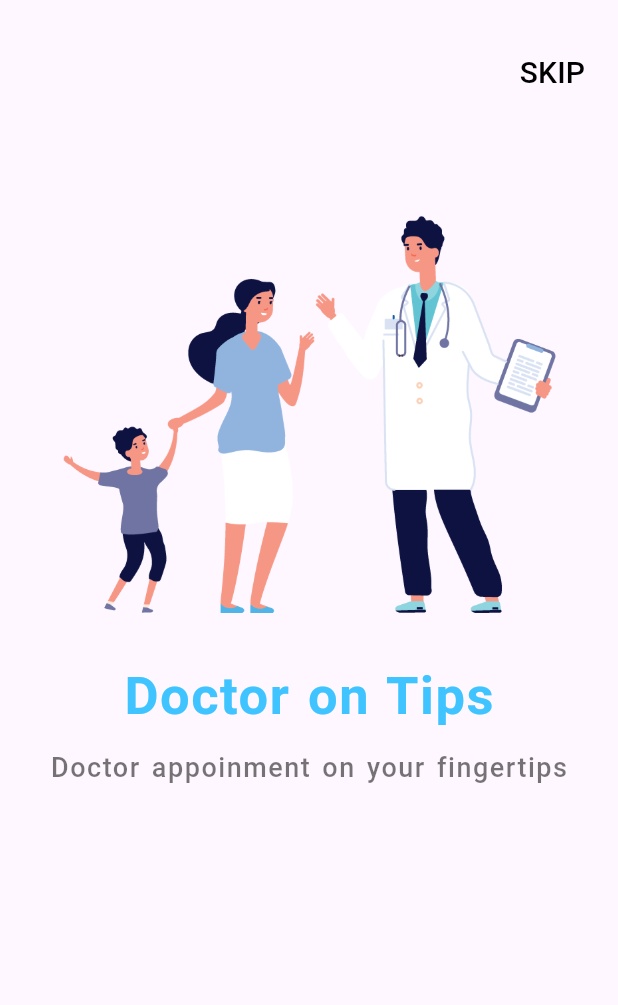
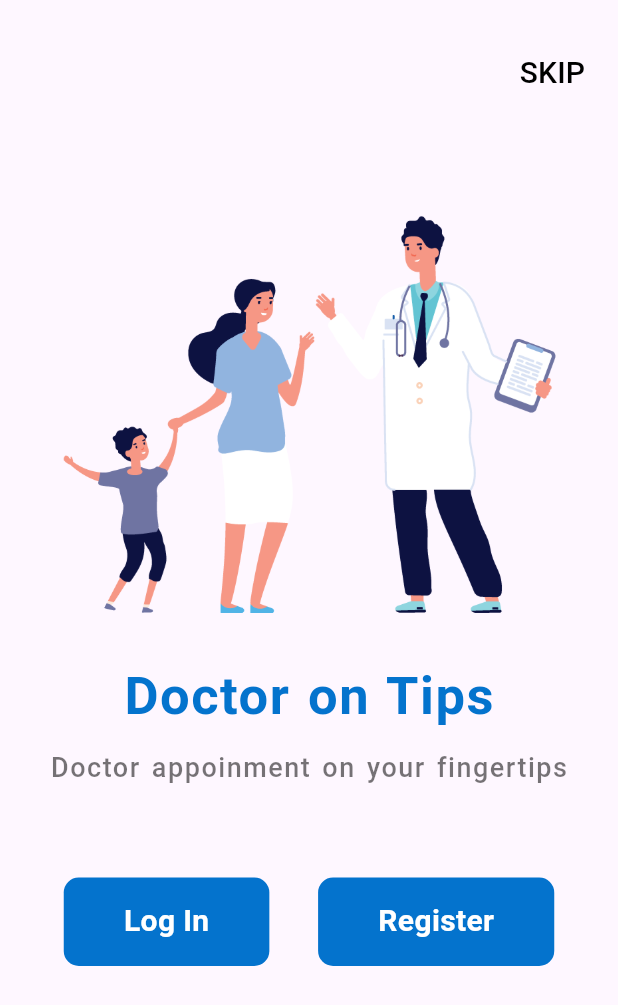
Before and after one commit to anoopbajpaipublic/drontips, a Flutter app: the screen it shows after launch, on a phone screen of 412 x 824 dp. Shown: the top 1005 px of the screen. Run offline on Flutter 3.47's test engine with Material 3 defaults, Android fonts, the light colour scheme and no system bars.

Commit message:
fix: [ANP-3] upto registration screen completed
fix: [ANP-3] upto registration screen completed

```diff
--- a/analysis_options.yaml
+++ b/analysis_options.yaml
@@ -7,7 +7,7 @@
 
 # The following line activates a set of recommended lints for Flutter apps,
 # packages, and plugins designed to encourage good coding practices.
-include: package:flutter_lints/flutter.yaml
+# include: package:flutter_lints/flutter.yaml
 
 linter:
   # The lint rules applied to this project can be customized in the
--- a/lib/main.dart
+++ b/lib/main.dart
@@ -1,3 +1,4 @@
+import 'package:drontips/screens/login_screen.dart';
 import 'package:drontips/screens/welcome_screen.dart';
 import 'package:flutter/material.dart';
 
@@ -11,9 +12,7 @@ class MyApp extends StatelessWidget {
   // This widget is the root of your application.
   @override
   Widget build(BuildContext context) {
-    return const MaterialApp(
-      debugShowCheckedModeBanner: false,
-      home: WelcomeScreen(),
-    );
+    return MaterialApp(
+        debugShowCheckedModeBanner: false, home: WelcomeScreen());
   }
 }
--- a/lib/screens/welcome_screen.dart
+++ b/lib/screens/welcome_screen.dart
@@ -1,3 +1,5 @@
+import 'package:drontips/screens/login_screen.dart';
+import 'package:drontips/screens/register_screen.dart';
 import 'package:flutter/material.dart';
 
 class WelcomeScreen extends StatelessWidget {
@@ -31,13 +33,13 @@ class WelcomeScreen extends StatelessWidget {
               Text(
                 "Doctor on Tips",
                 style: TextStyle(
-                    color: Colors.lightBlueAccent,
+                    color: const Color.fromARGB(255, 4, 115, 205),
                     fontSize: 35,
                     fontWeight: FontWeight.bold,
                     letterSpacing: 1,
                     wordSpacing: 2),
               ),
-                            SizedBox(height: 10),
+              SizedBox(height: 10),
               Text(
                 "Doctor appoinment on your fingertips",
                 style: TextStyle(
@@ -47,6 +49,58 @@ class WelcomeScreen extends StatelessWidget {
                     letterSpacing: 1,
                     wordSpacing: 2),
               ),
+              SizedBox(height: 60),
+              Row(
+                mainAxisAlignment: MainAxisAlignment.spaceEvenly,
+                children: [
+                  Material(
+                      color: const Color.fromARGB(255, 4, 115, 205),
+                      borderRadius: BorderRadius.circular(10),
+                      child: InkWell(
+                        onTap: () => {
+                          Navigator.push(
+                              context,
+                              MaterialPageRoute(
+                                  builder: (context) => LoginScreen()))
+                        },
+                        child: Padding(
+                          padding: EdgeInsets.symmetric(
+                              vertical: 15, horizontal: 40),
+                          child: Text(
+                            "Log In",
+                            style: TextStyle(
+                              color: Colors.white,
+                              fontSize: 20,
+                              fontWeight: FontWeight.bold,
+                            ),
+                          ),
+                        ),
+                      )),
+                  Material(
+                      color: const Color.fromARGB(255, 4, 115, 205),
+                      borderRadius: BorderRadius.circular(10),
+                      child: InkWell(
+                        onTap: () => {
+                          Navigator.push(
+                              context,
+                              MaterialPageRoute(
+                                  builder: (context) => RegisterScreen()))
+                        },
+                        child: Padding(
+                          padding: EdgeInsets.symmetric(
+                              vertical: 15, horizontal: 40),
+                          child: Text(
+                            "Register",
+                            style: TextStyle(
+                              color: Colors.white,
+                              fontSize: 20,
+                              fontWeight: FontWeight.bold,
+                            ),
+                          ),
+                        ),
+                      ))
+                ],
+              )
             ],
           )),
     );
```
Also changed, not shown: lib/screens/login_screen.dart (added, +120 -0 lines), lib/screens/register_screen.dart (added, +134 -0 lines).
